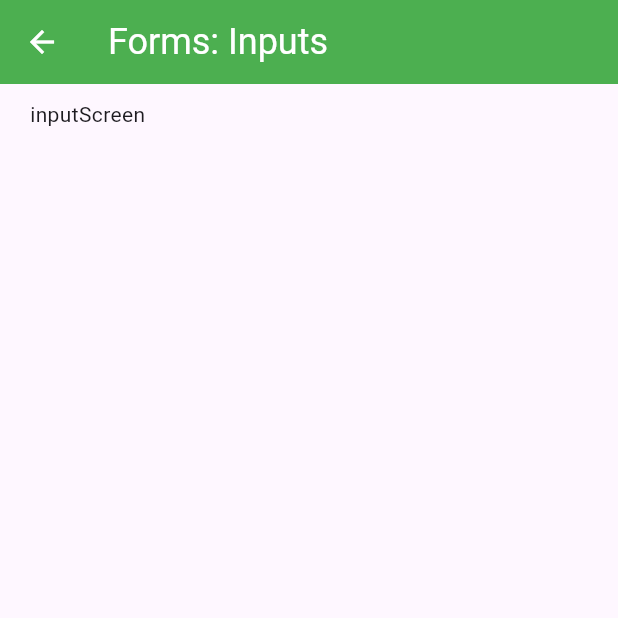
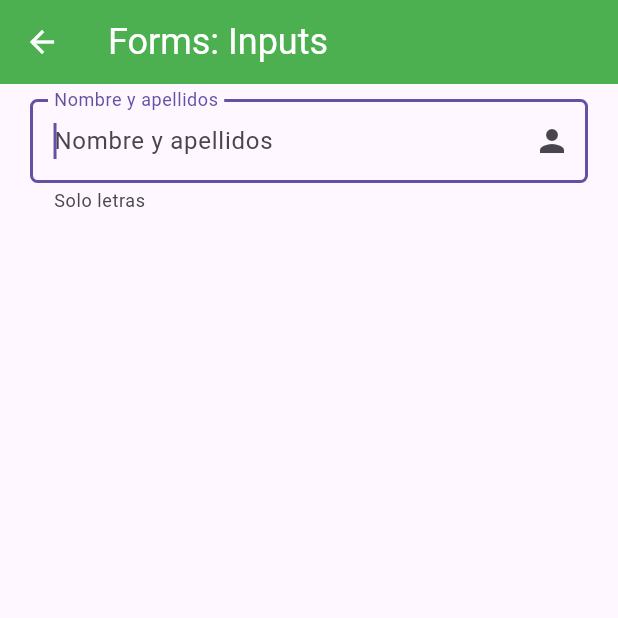
Before and after one commit to Guillermojs9/fl_componentes, a Flutter app: the InputsScreen screen opened by its route, on a phone screen of 412 x 824 dp, the top half of it. Run offline on Flutter 3.47's test engine with Material 3 defaults, Android fonts, the phone set to English and light mode, and no system bars.

Commit message:
Ejemplo de input

```diff
--- a/fl_componentes/lib/screens/inputs_screen.dart
+++ b/fl_componentes/lib/screens/inputs_screen.dart
@@ -9,9 +9,35 @@ class InputsScreen extends StatelessWidget {
         appBar: AppBar(
           title: const Text("Forms: Inputs"),
         ),
-        body: const SingleChildScrollView(
-          padding: EdgeInsets.symmetric(horizontal: 20, vertical: 10),
-          child: Text("inputScreen"),
+        body: SingleChildScrollView(
+          padding: const EdgeInsets.symmetric(horizontal: 20, vertical: 10),
+          child: Column(
+            children: [
+              TextFormField(
+                autofocus: true,
+                textCapitalization: TextCapitalization.words,
+                onChanged: (value){
+                  print("valor: ${value}");
+                },
+                validator: (value){
+                  if(value!.length< 3){
+                    return "Mínimo 3 caracteres";
+                  }
+                },
+                autovalidateMode: AutovalidateMode.onUserInteraction,
+                decoration: InputDecoration(
+                  hintText: "Nombre y apellidos",
+                  labelText: "Nombre y apellidos",
+                  helperText: "Solo letras",
+                  suffixIcon: const Icon(Icons.person),
+                  border: OutlineInputBorder(
+                    borderRadius: BorderRadius.circular(5)
+                    //borderRadius: BorderRadius.only(bottomRight: Radius.circular(10))
+                  )
+                ),
+              )
+            ],
+          ),
         ));
   }
 }
```
